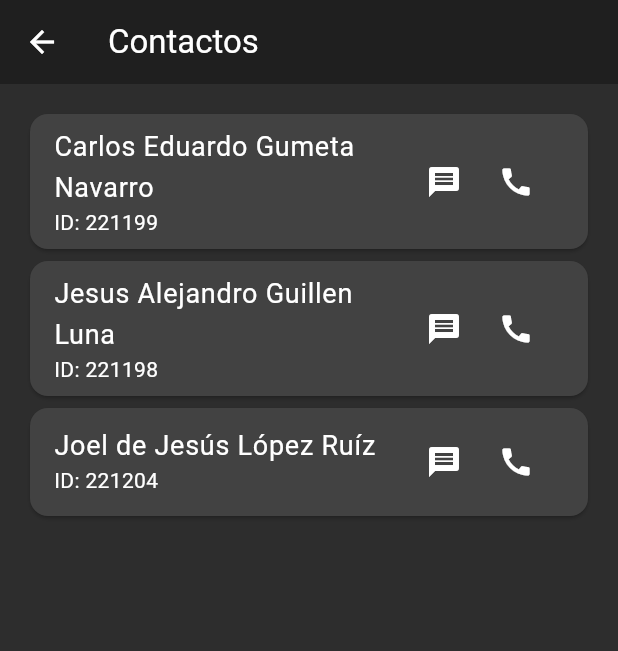
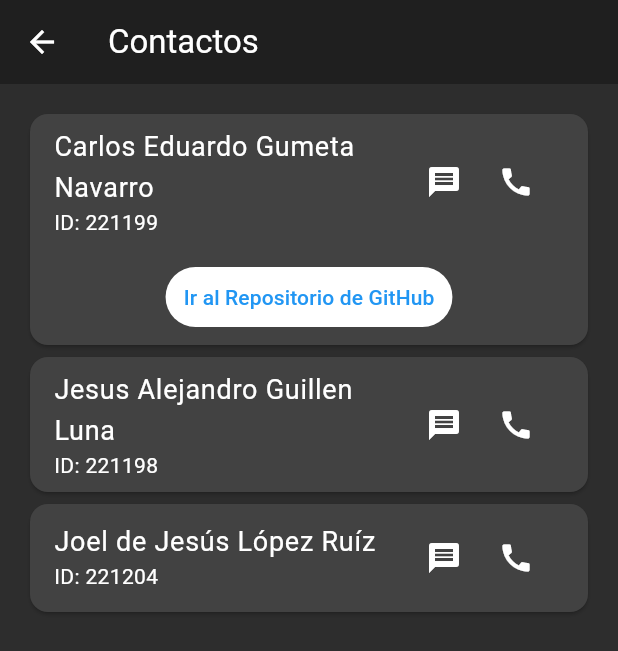
Before and after one commit to AboveAcrobat284/Equipo1Moviles, a Flutter app: the ContactScreen screen opened by its route, on a phone screen of 412 x 824 dp. Shown: the top 651 px of the screen. Run offline on Flutter 3.47's test engine with Material 3 defaults, Android fonts, the phone set to English and light mode, and no system bars.

Commit message:
Implementation of git buttom

```diff
--- a/lib/screens/contact.dart
+++ b/lib/screens/contact.dart
@@ -28,6 +28,16 @@ class ContactScreen extends StatelessWidget {
     }
   }
 
+  // Función para abrir una URL (enlace a GitHub)
+  void _openGitHubRepo() async {
+    final Uri githubUri = Uri.parse('https://github.com/AboveAcrobat284/Equipo1Moviles.git');
+    if (await canLaunchUrl(githubUri)) {
+      await launchUrl(githubUri); // Abre la URL
+    } else {
+      throw 'No se pudo abrir el repositorio de GitHub'; // Manejo de error
+    }
+  }
+
   @override
   Widget build(BuildContext context) {
     return Scaffold(
@@ -43,18 +53,21 @@ class ContactScreen extends StatelessWidget {
             'Carlos Eduardo Gumeta Navarro',
             '221199',
             '9711315960',
+            true, // Indicamos que este contacto incluye el botón del enlace a GitHub
           ),
           _buildContactItem(
             context,
             'Jesus Alejandro Guillen Luna',
             '221198',
             '9651052289',
+            false, // Sin botón de GitHub
           ),
           _buildContactItem(
             context,
             'Joel de Jesús López Ruíz',
             '221204',
             '9661130883',
+            false, // Sin botón de GitHub
           ),
         ],
       ),
@@ -62,9 +75,11 @@ class ContactScreen extends StatelessWidget {
   }
 
   // Widget que construye cada contacto de la lista
-  Widget _buildContactItem(BuildContext context, String name, String id, String phone) {
+  Widget _buildContactItem(BuildContext context, String name, String id, String phone, bool showGithubButton) {
     return Card(
-      child: ListTile(
+      child: Column(
+        children: [
+          ListTile(
             title: Text(name), // Nombre del contacto
             subtitle: Text('ID: $id'), // ID del contacto
             trailing: Row(
@@ -85,6 +100,24 @@ class ContactScreen extends StatelessWidget {
               ],
             ),
           ),
+          if (showGithubButton) // Si es cierto, mostramos el botón del enlace a GitHub
+            Padding(
+              padding: const EdgeInsets.symmetric(vertical: 8.0),
+              child: TextButton(
+                style: TextButton.styleFrom(
+                  backgroundColor: Colors.white, // Fondo blanco
+                ),
+                onPressed: _openGitHubRepo, // Función que abre el enlace
+                child: const Text(
+                  'Ir al Repositorio de GitHub',
+                  style: TextStyle(
+                    color: Colors.blue, // Texto en azul
+                  ),
+                ),
+              ),
+            ),
+        ],
+      ),
     );
   }
 }
```
Lines whose indentation alone changed are shown as unchanged.
